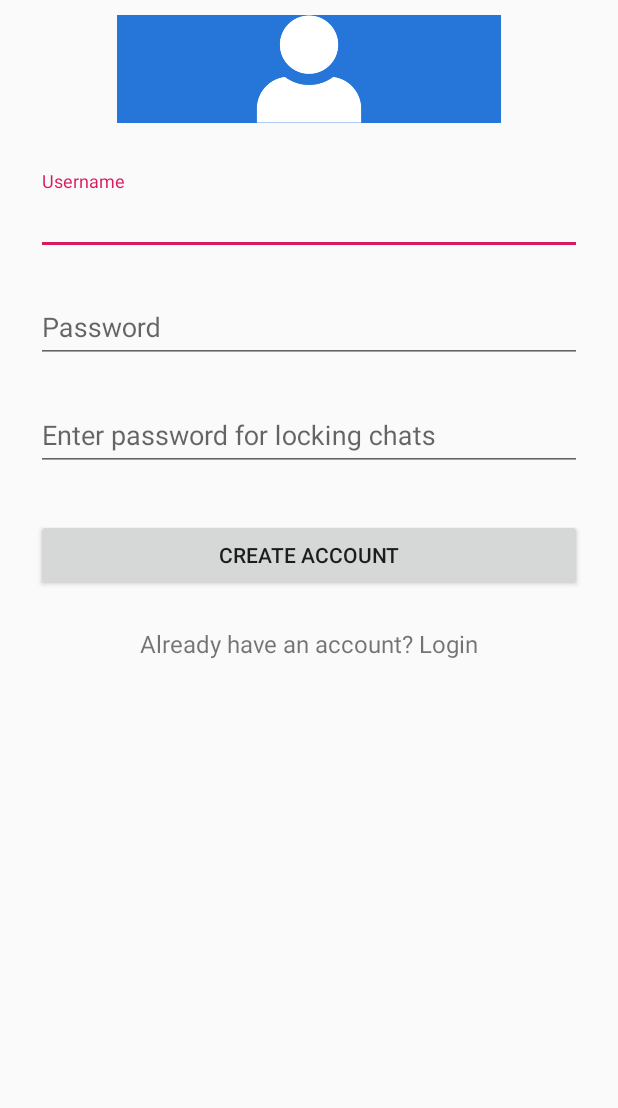
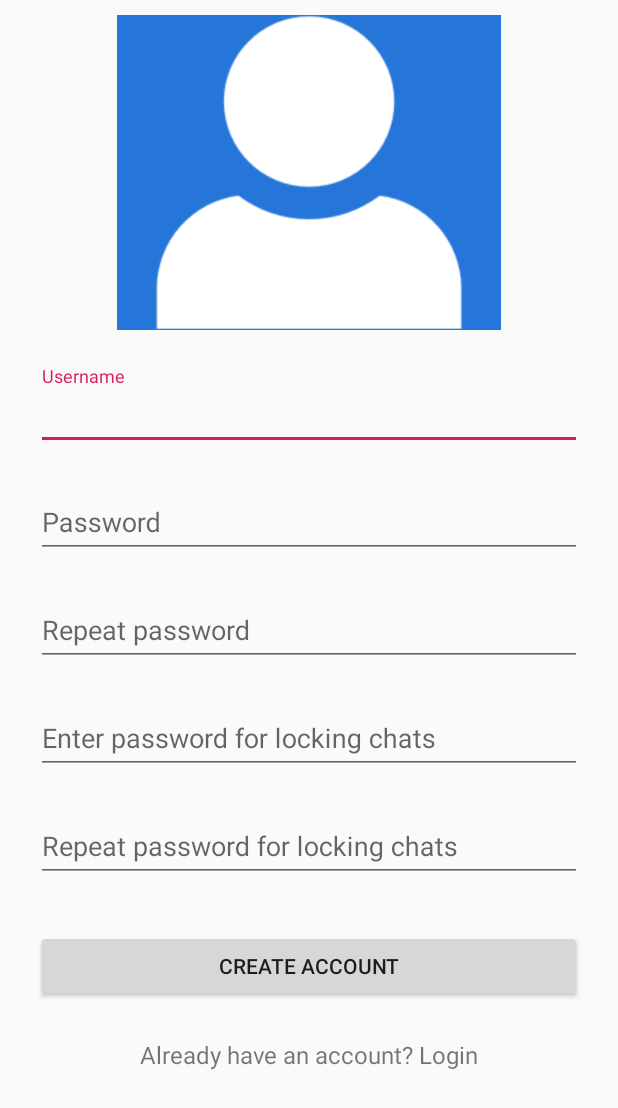
Before and after one commit to AG7550/SecretStories, an Android app: the CreateAccountActivity screen opened directly, with no data from a screen before it, after a tap on "CREATE ACCOUNT", on a phone screen of 412 x 824 dp. Shown: the top 1108 px of the screen. Run offline under Robolectric (Android 15) with nearby library versions, the phone set to English and light mode, and no system bars.

Commit message:
Version 20 Android
Version 20 Android

```diff
--- a/app/src/main/java/com/example/secretstoriesuiv01/ChatAdapter.java
+++ b/app/src/main/java/com/example/secretstoriesuiv01/ChatAdapter.java
@@ -49,8 +49,10 @@ public class ChatAdapter extends ArrayAdapter<String> {
                 if(temp.length > 1){
                     customView = nameInflator.inflate(R.layout.their_message, parent, false);
                     TextView tvwBubble = customView.findViewById(R.id.message_body_left);
+                    TextView tvwUsername = customView.findViewById(R.id.message_body_left_sender);
                     tvwBubble.setBackground(getContext().getDrawable(R.drawable.their_message));
                     tvwBubble.setText(temp[1]);
+                    tvwUsername.setText(temp[0]);
                 }
 
             }
--- a/app/src/main/java/com/example/secretstoriesuiv01/CreateAccountActivity.java
+++ b/app/src/main/java/com/example/secretstoriesuiv01/CreateAccountActivity.java
@@ -11,6 +11,8 @@ public class CreateAccountActivity extends AppCompatActivity {
     private EditText username;
     private EditText password;
     private EditText chatPassword;
+    private EditText password2;
+    private EditText chatPassword2;
     public static Client client;
     private ConnectDB database;
 
@@ -22,6 +24,8 @@ public class CreateAccountActivity extends AppCompatActivity {
         username = findViewById(R.id.input_username);
         password = findViewById(R.id.input_password);
         chatPassword = findViewById(R.id.chat_password);
+        password2 = findViewById(R.id.input_password2);
+        chatPassword2 = findViewById(R.id.chat_password2);
 
 
          // "192.168.1.104"
@@ -38,15 +42,26 @@ public class CreateAccountActivity extends AppCompatActivity {
         String userString = username.getText().toString();
         String passwordString = password.getText().toString();
         String chatPasswordString = chatPassword.getText().toString();
+        String passwordString2 = password2.getText().toString();
+        String chatPasswordString2 = chatPassword2.getText().toString();
 
-        if(userString.length() > 2 && passwordString.length() > 4 && chatPasswordString.length() > 2){
+        if(!(passwordString.equals(passwordString2) || chatPasswordString.equals(chatPasswordString2))){
+            Toast.makeText(this, "Passwords do not match.", Toast.LENGTH_LONG).show();
+        }
+        else if(userString.length() <= 2){
+            Toast.makeText(this, "Username cannot be under 2 characters.", Toast.LENGTH_LONG).show();
+        }
+        else if(passwordString.length() <= 4){
+            Toast.makeText(this, "Password cannot be under 5 characters.", Toast.LENGTH_LONG).show();
+        }
+        else if(chatPasswordString.length() <= 4){
+            Toast.makeText(this, "Password for chat-lock cannot be under 5 characters", Toast.LENGTH_LONG).show();
+        }
+        else{
             User user = new User(userString, passwordString, chatPasswordString);
             client = new Client();
             client.connect(this);
             client.createUser(user);
-        }
-        else{
-            Toast.makeText(this, "Username, Password or Chat Password are to short.", Toast.LENGTH_SHORT).show();
         }
 
 
--- a/app/src/main/java/com/example/secretstoriesuiv01/CreateChatActivity.java
+++ b/app/src/main/java/com/example/secretstoriesuiv01/CreateChatActivity.java
@@ -26,6 +26,7 @@ public class CreateChatActivity extends AppCompatActivity {
     public static ArrayAdapter<String> adapter;
     public static ArrayList<String> data = new ArrayList<String>();
     public static ArrayList<String> checkedUsers = new ArrayList<String>();
+    public static int convoID;
 
 
 
@@ -94,6 +95,7 @@ public class CreateChatActivity extends AppCompatActivity {
                           Toast.makeText(getApplicationContext(), "Chat with selected users already exists.", Toast.LENGTH_LONG).show();
                       }
                       else {
+                          convoID = id;
                           checkedUsers.add(LoginActivity.client.getUsername());         // här blir rätt
                           NewChatInfo chatInfo = new NewChatInfo(id, checkedUsers);
                           LoginActivity.client.createChat(chatInfo);
@@ -116,6 +118,7 @@ public class CreateChatActivity extends AppCompatActivity {
                           Toast.makeText(getApplicationContext(), "Chat with selected users already exists.", Toast.LENGTH_LONG).show();
                       }
                       else {
+                          convoID = id;
                           checkedUsers.add(CreateAccountActivity.client.getUsername());
                           NewChatInfo chatInfo = new NewChatInfo(id, checkedUsers);
                           CreateAccountActivity.client.createChat(chatInfo);
--- a/app/src/main/java/com/example/secretstoriesuiv01/LoginActivity.java
+++ b/app/src/main/java/com/example/secretstoriesuiv01/LoginActivity.java
@@ -3,6 +3,7 @@ package com.example.secretstoriesuiv01;
 import android.animation.Animator;
 import android.animation.AnimatorListenerAdapter;
 import android.annotation.TargetApi;
+import android.content.Context;
 import android.content.Intent;
 import android.content.pm.PackageManager;
 import android.support.annotation.NonNull;
--- a/app/src/main/res/layout/activity_create_account.xml
+++ b/app/src/main/res/layout/activity_create_account.xml
@@ -8,14 +8,15 @@
     <LinearLayout
         android:orientation="vertical"
         android:layout_width="match_parent"
-        android:layout_height="wrap_content"
+        android:layout_height="match_parent"
         android:paddingTop="10dp"
         android:paddingLeft="24dp"
-        android:paddingRight="24dp">
+        android:paddingRight="24dp"
+        android:paddingBottom="10dp">
 
         <ImageView
             android:layout_width="wrap_content"
-            android:layout_height="72dp"
+            android:layout_height="210dp"
             android:layout_gravity="center_horizontal"
             android:layout_marginBottom="24dp"
             android:background="@color/colorPrimary"
@@ -26,15 +27,16 @@
         <android.support.design.widget.TextInputLayout
             android:layout_width="match_parent"
             android:layout_height="wrap_content"
-            android:layout_marginTop="8dp"
             android:layout_marginBottom="8dp">
+
 
             <EditText
                 android:id="@+id/input_username"
                 android:layout_width="match_parent"
                 android:layout_height="wrap_content"
                 android:hint="Username"
-                android:inputType="textCapWords" />
+                android:inputType="textCapWords"/>
+
         </android.support.design.widget.TextInputLayout>
 
         <!--  Firstname Label -->
@@ -53,6 +55,17 @@
                 android:inputType="textPassword"
                 android:hint="Password"/>
         </android.support.design.widget.TextInputLayout>
+        <android.support.design.widget.TextInputLayout
+            android:layout_width="match_parent"
+            android:layout_height="wrap_content"
+            android:layout_marginTop="8dp"
+            android:layout_marginBottom="8dp">
+            <EditText android:id="@+id/input_password2"
+                android:layout_width="match_parent"
+                android:layout_height="wrap_content"
+                android:inputType="textPassword"
+                android:hint="Repeat password"/>
+        </android.support.design.widget.TextInputLayout>
 
         <!-- Repeat Password Label -->
         <android.support.design.widget.TextInputLayout
@@ -65,6 +78,18 @@
                 android:layout_height="wrap_content"
                 android:inputType="textPassword"
                 android:hint="Enter password for locking chats"/>
+        </android.support.design.widget.TextInputLayout>
+
+        <android.support.design.widget.TextInputLayout
+            android:layout_width="match_parent"
+            android:layout_height="wrap_content"
+            android:layout_marginTop="8dp"
+            android:layout_marginBottom="8dp">
+            <EditText android:id="@+id/chat_password2"
+                android:layout_width="match_parent"
+                android:layout_height="wrap_content"
+                android:inputType="textPassword"
+                android:hint="Repeat password for locking chats"/>
         </android.support.design.widget.TextInputLayout>
 
         <!-- Signup Button -->
```
Also changed, not shown: app/src/main/java/com/example/secretstoriesuiv01/ChattingActivity.java (+9 -2 lines), app/src/main/java/com/example/secretstoriesuiv01/Client.java (+63 -10 lines), app/src/main/java/com/example/secretstoriesuiv01/CustomAdapter.java (+10 -0 lines), app/src/main/java/com/example/secretstoriesuiv01/MainActivity.java (+3 -12 lines), app/src/main/java/com/example/secretstoriesuiv01/Message.java (+16 -5 lines), app/src/main/java/com/example/secretstoriesuiv01/SearchAdapter.java (+8 -8 lines), app/src/main/res/layout/activity_chat.xml (+8 -0 lines), app/src/main/res/layout/activity_main.xml (+8 -11 lines), app/src/main/res/layout/their_message.xml (+15 -3 lines), app/src/main/res/drawable-v24/left_arrow.png (added), app/src/main/res/drawable-v24/plus_icon.png (added), app/src/main/res/drawable/logout_icon.png (added).
